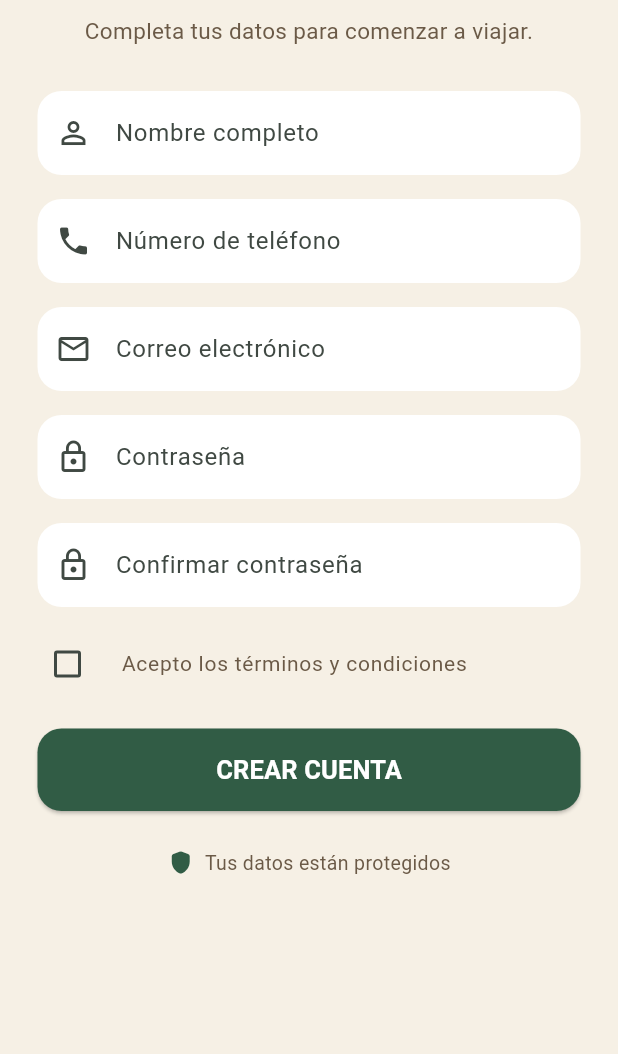
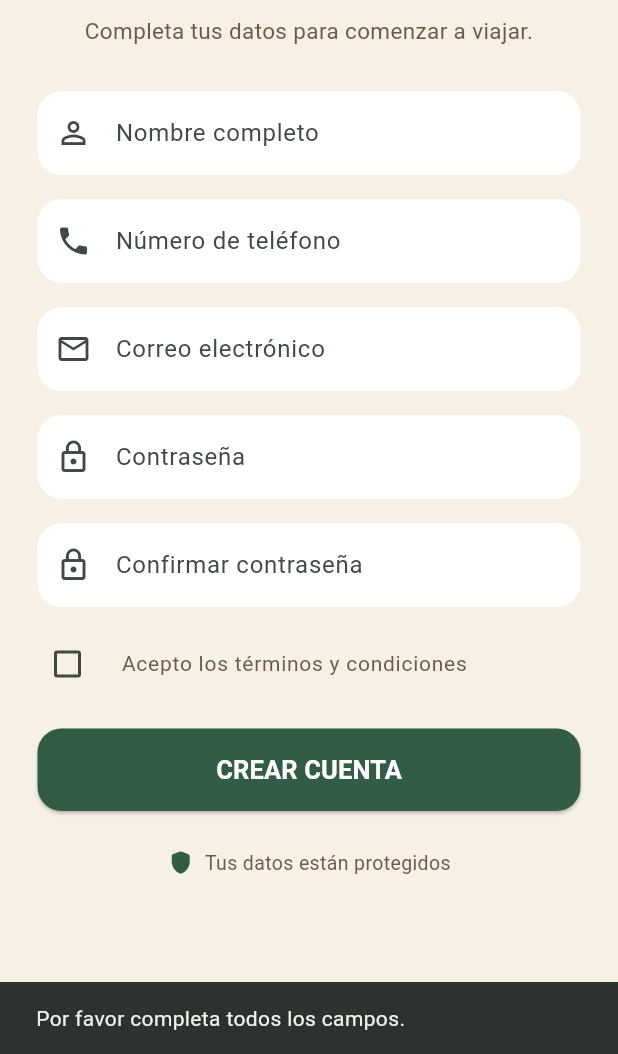
Before and after one commit to R7np6p8rbt-bit/Ruvia, a Flutter app: the CreateAccountScreen screen opened directly, after a tap on "CREAR CUENTA", on a phone screen of 412 x 824 dp, the part 182-1236 px from its top. Run offline on Flutter 3.47's test engine with Material 3 defaults, Android fonts, the phone set to English and light mode, and no system bars; Roboto replaces fonts that are missing (Arial).

Commit message:
RUVIA V0.7 - validaciones de registro

```diff
--- a/ruvia_app/lib/main.dart
+++ b/ruvia_app/lib/main.dart
@@ -686,8 +686,44 @@ class _CreateAccountScreenState extends State<CreateAccountScreen> {
             SizedBox(
               height: 55,
               child: ElevatedButton(
-                onPressed: () {},
-                style: ElevatedButton.styleFrom(
+onPressed: () {
+  if (nameController.text.trim().isEmpty ||
+      phoneController.text.trim().isEmpty ||
+      emailController.text.trim().isEmpty ||
+      passwordController.text.isEmpty ||
+      confirmPasswordController.text.isEmpty) {
+    ScaffoldMessenger.of(context).showSnackBar(
+      const SnackBar(
+        content: Text('Por favor completa todos los campos.'),
+      ),
+    );
+    return;
+  }
+
+  if (passwordController.text != confirmPasswordController.text) {
+    ScaffoldMessenger.of(context).showSnackBar(
+      const SnackBar(
+        content: Text('Las contraseñas no coinciden.'),
+      ),
+    );
+    return;
+  }
+
+  if (!acceptTerms) {
+    ScaffoldMessenger.of(context).showSnackBar(
+      const SnackBar(
+        content: Text('Debes aceptar los términos y condiciones.'),
+      ),
+    );
+    return;
+  }
+
+  ScaffoldMessenger.of(context).showSnackBar(
+    const SnackBar(
+      content: Text('¡Cuenta creada correctamente!'),
+    ),
+  );
+},                style: ElevatedButton.styleFrom(
                   backgroundColor: const Color(0xFF315C45),
                   foregroundColor: Colors.white,
                   shape: RoundedRectangleBorder(
```
